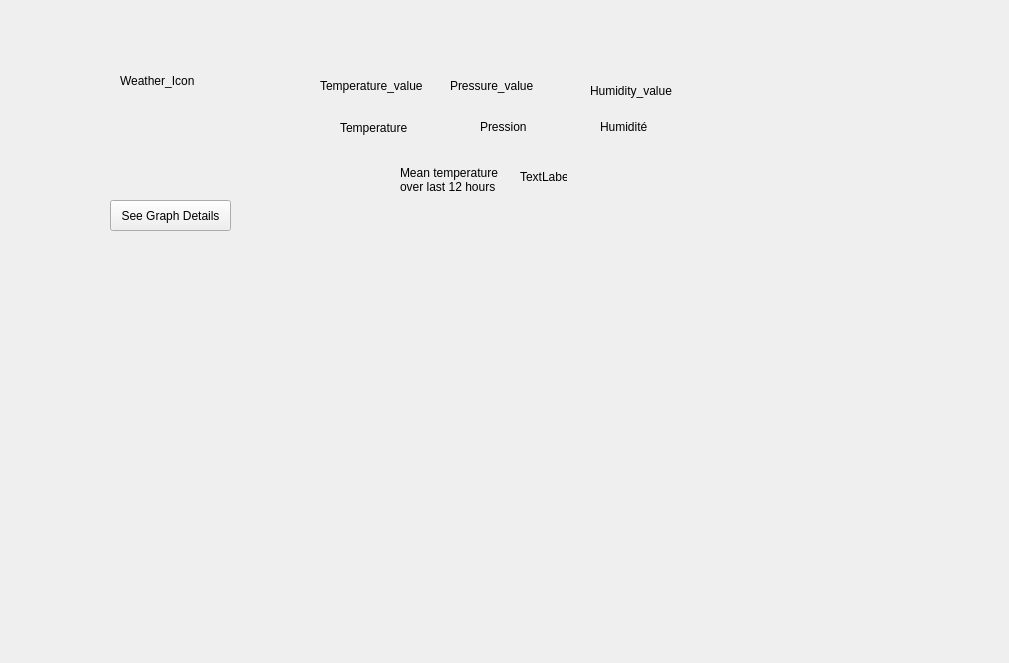
This is baliseMerPanel.ui in aiekick/ProjectStationMeteo as Qt 5 draws it before an edit. The edited form follows.
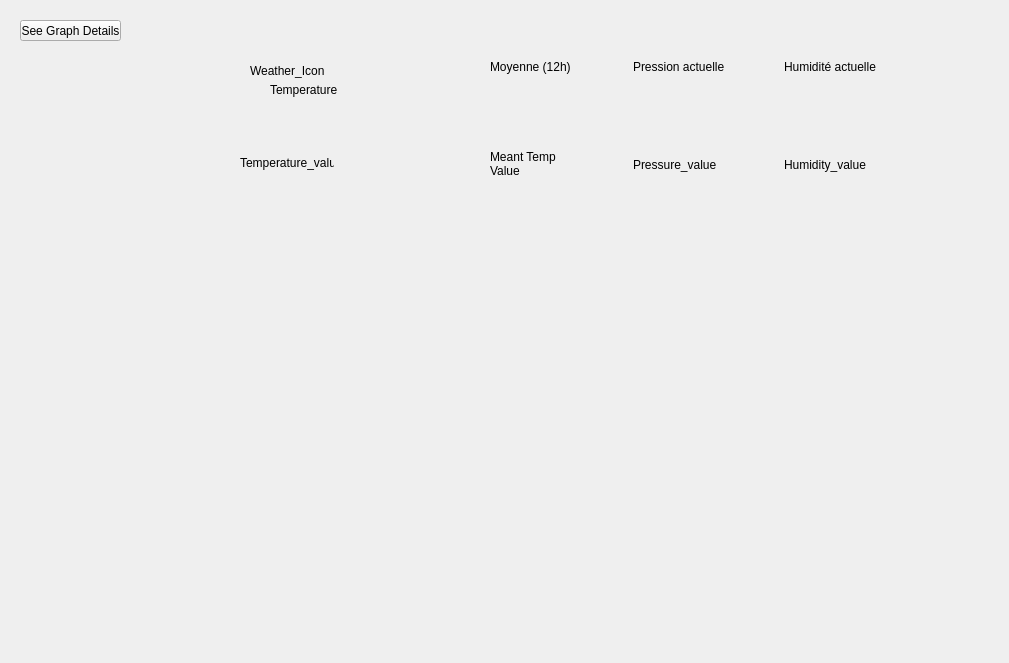
This is the edited form.

Commit message: [ADD]: Add graph for each parameter to the UI

What changed in the file:
```diff
--- a/baliseMerPanel.ui
+++ b/baliseMerPanel.ui
@@ -16,115 +16,24 @@
   <property name="styleSheet">
    <string notr="true"/>
   </property>
-  <widget class="QLabel" name="label_5">
-   <property name="geometry">
-    <rect>
-     <x>600</x>
-     <y>120</y>
-     <width>47</width>
-     <height>13</height>
-    </rect>
-   </property>
-   <property name="text">
-    <string>Humidité :</string>
-   </property>
-  </widget>
-  <widget class="QLabel" name="label">
-   <property name="geometry">
-    <rect>
-     <x>340</x>
-     <y>120</y>
-     <width>81</width>
-     <height>16</height>
-    </rect>
-   </property>
-   <property name="text">
-    <string>Temperature</string>
-   </property>
-  </widget>
-  <widget class="QLabel" name="label_Humidity_Mer">
-   <property name="geometry">
-    <rect>
-     <x>590</x>
-     <y>70</y>
-     <width>111</width>
-     <height>41</height>
-    </rect>
-   </property>
-   <property name="text">
-    <string>Humidity_value</string>
-   </property>
-  </widget>
-  <widget class="QLabel" name="label_4">
-   <property name="geometry">
-    <rect>
-     <x>480</x>
-     <y>120</y>
-     <width>47</width>
-     <height>13</height>
-    </rect>
-   </property>
-   <property name="text">
-    <string>Pression : </string>
-   </property>
-  </widget>
   <widget class="QLabel" name="label_3">
    <property name="geometry">
     <rect>
-     <x>400</x>
-     <y>160</y>
+     <x>270</x>
+     <y>70</y>
      <width>101</width>
      <height>41</height>
     </rect>
    </property>
    <property name="text">
-    <string>Mean temperature &lt;br&gt;over last 12 hours</string>
-   </property>
-  </widget>
-  <widget class="QLabel" name="label_Mean_Temperature_Mer">
-   <property name="geometry">
-    <rect>
-     <x>520</x>
-     <y>170</y>
-     <width>47</width>
-     <height>13</height>
-    </rect>
-   </property>
-   <property name="text">
-    <string>TextLabel</string>
-   </property>
-  </widget>
-  <widget class="QLabel" name="label_Pressure_Mer">
-   <property name="geometry">
-    <rect>
-     <x>450</x>
-     <y>70</y>
-     <width>101</width>
-     <height>31</height>
-    </rect>
-   </property>
-   <property name="text">
-    <string>Pressure_value</string>
-   </property>
-  </widget>
-  <widget class="QLabel" name="label_Temperature_Mer">
-   <property name="geometry">
-    <rect>
-     <x>320</x>
-     <y>70</y>
-     <width>111</width>
-     <height>31</height>
-    </rect>
-   </property>
-   <property name="text">
-    <string>Temperature_value</string>
+    <string>&lt;html&gt;&lt;head/&gt;&lt;body&gt;&lt;p&gt;Temperature&lt;/p&gt;&lt;/body&gt;&lt;/html&gt;</string>
    </property>
   </widget>
   <widget class="QLabel" name="label_2">
    <property name="geometry">
     <rect>
-     <x>120</x>
-     <y>20</y>
+     <x>250</x>
+     <y>10</y>
      <width>121</width>
      <height>121</height>
     </rect>
@@ -136,30 +45,228 @@
     <string>Weather_Icon</string>
    </property>
   </widget>
-  <widget class="QWidget" name="gridLayoutWidget">
-   <property name="geometry">
-    <rect>
-     <x>650</x>
-     <y>50</y>
-     <width>301</width>
-     <height>191</height>
-    </rect>
-   </property>
-   <layout class="QGridLayout" name="gridLayout"/>
-  </widget>
   <widget class="QPushButton" name="pushButton_See_Graph_Details">
    <property name="geometry">
     <rect>
-     <x>110</x>
-     <y>200</y>
-     <width>121</width>
-     <height>31</height>
+     <x>20</x>
+     <y>20</y>
+     <width>101</width>
+     <height>21</height>
     </rect>
    </property>
    <property name="text">
     <string>See Graph Details</string>
    </property>
   </widget>
+  <widget class="QWidget" name="verticalLayoutWidget_5">
+   <property name="geometry">
+    <rect>
+     <x>760</x>
+     <y>10</y>
+     <width>141</width>
+     <height>211</height>
+    </rect>
+   </property>
+   <layout class="QVBoxLayout" name="BlocHumidite">
+    <item>
+     <layout class="QHBoxLayout" name="horizontalLayout">
+      <item>
+       <spacer name="horizontalSpacer">
+        <property name="orientation">
+         <enum>Qt::Horizontal</enum>
+        </property>
+        <property name="sizeHint" stdset="0">
+         <size>
+          <width>40</width>
+          <height>20</height>
+         </size>
+        </property>
+       </spacer>
+      </item>
+      <item>
+       <layout class="QVBoxLayout" name="verticalLayout">
+        <item>
+         <widget class="QLabel" name="label_5">
+          <property name="text">
+           <string>Humidité actuelle</string>
+          </property>
+         </widget>
+        </item>
+        <item>
+         <widget class="QLabel" name="label_Humidity_Mer">
+          <property name="text">
+           <string>Humidity_value</string>
+          </property>
+         </widget>
+        </item>
+       </layout>
+      </item>
+      <item>
+       <spacer name="horizontalSpacer_2">
+        <property name="orientation">
+         <enum>Qt::Horizontal</enum>
+        </property>
+        <property name="sizeHint" stdset="0">
+         <size>
+          <width>40</width>
+          <height>20</height>
+         </size>
+        </property>
+       </spacer>
+      </item>
+     </layout>
+    </item>
+    <item>
+     <layout class="QVBoxLayout" name="verticalLayout_Graph_Humidity"/>
+    </item>
+   </layout>
+  </widget>
+  <widget class="QWidget" name="verticalLayoutWidget_8">
+   <property name="geometry">
+    <rect>
+     <x>610</x>
+     <y>10</y>
+     <width>141</width>
+     <height>211</height>
+    </rect>
+   </property>
+   <layout class="QVBoxLayout" name="verticalLayout_3">
+    <item>
+     <layout class="QHBoxLayout" name="horizontalLayout_2">
+      <item>
+       <spacer name="horizontalSpacer_3">
+        <property name="orientation">
+         <enum>Qt::Horizontal</enum>
+        </property>
+        <property name="sizeHint" stdset="0">
+         <size>
+          <width>40</width>
+          <height>20</height>
+         </size>
+        </property>
+       </spacer>
+      </item>
+      <item>
+       <layout class="QVBoxLayout" name="verticalLayout_2">
+        <item>
+         <widget class="QLabel" name="label_4">
+          <property name="text">
+           <string>Pression actuelle </string>
+          </property>
+         </widget>
+        </item>
+        <item>
+         <widget class="QLabel" name="label_Pressure_Mer">
+          <property name="text">
+           <string>Pressure_value</string>
+          </property>
+         </widget>
+        </item>
+       </layout>
+      </item>
+      <item>
+       <spacer name="horizontalSpacer_4">
+        <property name="orientation">
+         <enum>Qt::Horizontal</enum>
+        </property>
+        <property name="sizeHint" stdset="0">
+         <size>
+          <width>40</width>
+          <height>20</height>
+         </size>
+        </property>
+       </spacer>
+      </item>
+     </layout>
+    </item>
+    <item>
+     <layout class="QVBoxLayout" name="verticalLayout_Graph_Pressure"/>
+    </item>
+   </layout>
+  </widget>
+  <widget class="QWidget" name="verticalLayoutWidget_2">
+   <property name="geometry">
+    <rect>
+     <x>460</x>
+     <y>10</y>
+     <width>141</width>
+     <height>211</height>
+    </rect>
+   </property>
+   <layout class="QVBoxLayout" name="verticalLayout_4">
+    <item>
+     <layout class="QHBoxLayout" name="horizontalLayout_3">
+      <item>
+       <spacer name="horizontalSpacer_5">
+        <property name="orientation">
+         <enum>Qt::Horizontal</enum>
+        </property>
+        <property name="sizeHint" stdset="0">
+         <size>
+          <width>40</width>
+          <height>20</height>
+         </size>
+        </property>
+       </spacer>
+      </item>
+      <item>
+       <layout class="QVBoxLayout" name="verticalLayout_Temp">
+        <item>
+         <widget class="QLabel" name="label">
+          <property name="text">
+           <string>Moyenne (12h)</string>
+          </property>
+         </widget>
+        </item>
+        <item>
+         <widget class="QLabel" name="label_Mean_Temperature_Mer">
+          <property name="text">
+           <string>Meant Temp &lt;br&gt;Value</string>
+          </property>
+         </widget>
+        </item>
+       </layout>
+      </item>
+      <item>
+       <spacer name="horizontalSpacer_6">
+        <property name="orientation">
+         <enum>Qt::Horizontal</enum>
+        </property>
+        <property name="sizeHint" stdset="0">
+         <size>
+          <width>40</width>
+          <height>20</height>
+         </size>
+        </property>
+       </spacer>
+      </item>
+     </layout>
+    </item>
+    <item>
+     <layout class="QVBoxLayout" name="verticalLayout_Graph_Temperature"/>
+    </item>
+   </layout>
+  </widget>
+  <widget class="QLabel" name="label_Temperature_Mer">
+   <property name="geometry">
+    <rect>
+     <x>240</x>
+     <y>140</y>
+     <width>94</width>
+     <height>46</height>
+    </rect>
+   </property>
+   <property name="text">
+    <string>Temperature_value</string>
+   </property>
+  </widget>
+  <zorder>label_2</zorder>
+  <zorder>pushButton_See_Graph_Details</zorder>
+  <zorder>verticalLayoutWidget_5</zorder>
+  <zorder>verticalLayoutWidget_8</zorder>
+  <zorder>verticalLayoutWidget_2</zorder>
+  <zorder>label_Temperature_Mer</zorder>
+  <zorder>label_3</zorder>
  </widget>
  <layoutdefault spacing="6" margin="11"/>
  <resources/>
```
The commit also changes 3 other files.
